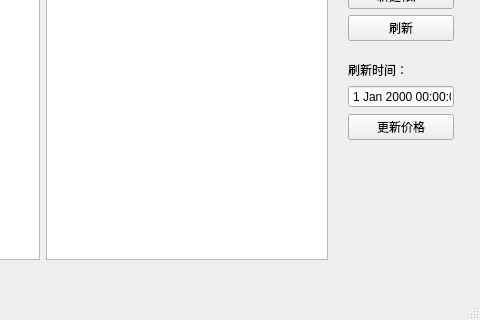
First picture: the form in myFinanceMainWindow.ui, repository Imrono/myFinance, before the edit; both pictures show x 393 to 873 and y 107 to 427 of the 873 by 427 pixel window.
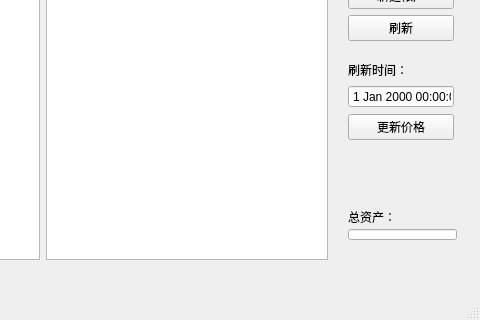
Second picture: the form after the edit.

```diff
--- a/myFinanceMainWindow.ui
+++ b/myFinanceMainWindow.ui
@@ -137,6 +137,28 @@
      </item>
     </layout>
    </widget>
+   <widget class="QWidget" name="verticalLayoutWidget_2">
+    <property name="geometry">
+     <rect>
+      <x>730</x>
+      <y>290</y>
+      <width>131</width>
+      <height>51</height>
+     </rect>
+    </property>
+    <layout class="QVBoxLayout" name="verticalLayout" stretch="1,1">
+     <item>
+      <widget class="QLabel" name="label">
+       <property name="text">
+        <string>总资产：</string>
+       </property>
+      </widget>
+     </item>
+     <item>
+      <widget class="QLineEdit" name="lineEditTotalAsset"/>
+     </item>
+    </layout>
+   </widget>
   </widget>
   <widget class="QMenuBar" name="menuBar">
    <property name="geometry">
```
